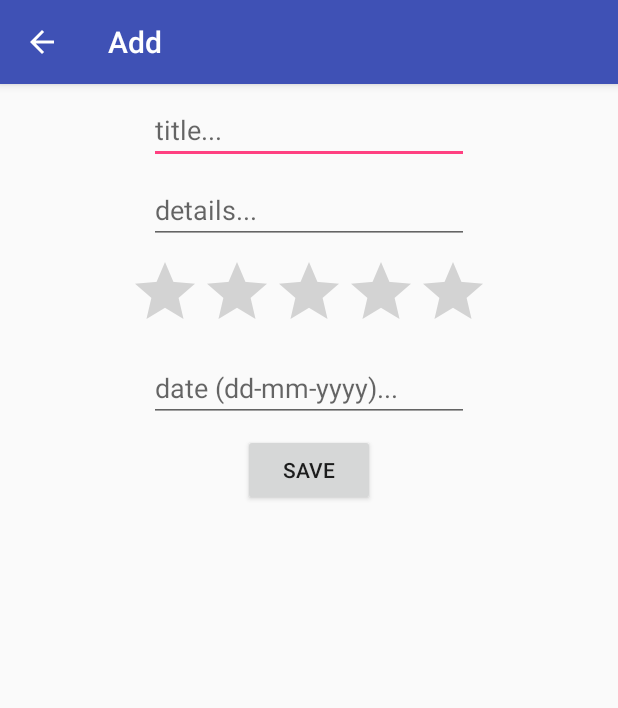
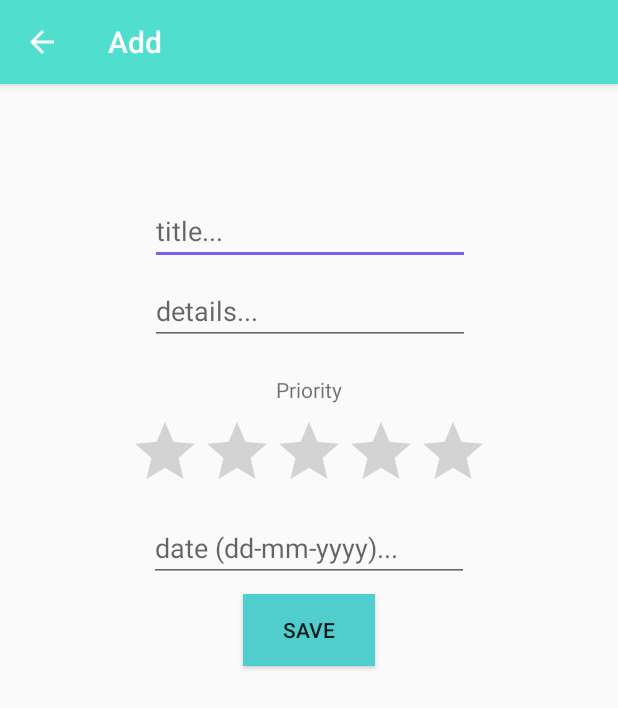
Before and after one commit to David24m/To-Do-List, an Android app: the AddNoteActivity screen opened directly, with no data from a screen before it, on a phone screen of 412 x 824 dp. Shown: the top 708 px of the screen. Run offline under Robolectric (Android 15) with nearby library versions, the phone set to English and light mode, and no system bars.

Commit message:
Add colour and styling

```diff
--- a/ToDoList/app/src/main/res/layout/activity_add_note.xml
+++ b/ToDoList/app/src/main/res/layout/activity_add_note.xml
@@ -12,13 +12,14 @@
         android:layout_height="wrap_content"
         android:layout_marginLeft="8dp"
         android:layout_marginRight="8dp"
-        android:layout_marginTop="8dp"
+        android:layout_marginTop="75dp"
         android:ems="10"
         android:hint="title..."
         android:inputType="textPersonName"
         app:layout_constraintLeft_toLeftOf="parent"
         app:layout_constraintRight_toRightOf="parent"
-        app:layout_constraintTop_toTopOf="parent" />
+        app:layout_constraintTop_toTopOf="parent"
+        app:layout_constraintHorizontal_bias="0.503" />
 
     <EditText
         android:id="@+id/addDetailsText"
@@ -29,7 +30,8 @@
         android:layout_marginTop="8dp"
         android:ems="10"
         android:hint="details..."
-        android:inputType="textPersonName"
+        android:inputType="textMultiLine|textPersonName"
+        app:layout_constraintHorizontal_bias="0.503"
         app:layout_constraintLeft_toLeftOf="parent"
         app:layout_constraintRight_toRightOf="parent"
         app:layout_constraintTop_toBottomOf="@+id/addTitleText" />
@@ -40,10 +42,10 @@
         android:layout_height="wrap_content"
         android:layout_marginLeft="8dp"
         android:layout_marginRight="8dp"
-        android:layout_marginTop="8dp"
         app:layout_constraintLeft_toLeftOf="parent"
         app:layout_constraintRight_toRightOf="parent"
-        app:layout_constraintTop_toBottomOf="@+id/addDetailsText" />
+        android:layout_marginTop="8dp"
+        app:layout_constraintTop_toBottomOf="@+id/barTitle" />
 
     <EditText
         android:id="@+id/addDateText"
@@ -66,8 +68,21 @@
         android:layout_marginLeft="8dp"
         android:layout_marginRight="8dp"
         android:layout_marginTop="8dp"
+        android:background="@color/colorPrimaryDark"
         android:text="SAVE"
         app:layout_constraintLeft_toLeftOf="parent"
         app:layout_constraintRight_toRightOf="parent"
         app:layout_constraintTop_toBottomOf="@+id/addDateText" />
+
+    <TextView
+        android:id="@+id/barTitle"
+        android:layout_width="wrap_content"
+        android:layout_height="wrap_content"
+        android:layout_marginLeft="8dp"
+        android:layout_marginRight="8dp"
+        android:layout_marginTop="20dp"
+        android:text="Priority"
+        app:layout_constraintLeft_toLeftOf="parent"
+        app:layout_constraintRight_toRightOf="parent"
+        app:layout_constraintTop_toBottomOf="@+id/addDetailsText" />
 </android.support.constraint.ConstraintLayout>
--- a/ToDoList/app/src/main/res/values/colors.xml
+++ b/ToDoList/app/src/main/res/values/colors.xml
@@ -1,6 +1,6 @@
 <?xml version="1.0" encoding="utf-8"?>
 <resources>
-    <color name="colorPrimary">#3F51B5</color>
-    <color name="colorPrimaryDark">#303F9F</color>
-    <color name="colorAccent">#FF4081</color>
+    <color name="colorPrimary">#50DFCE</color>
+    <color name="colorPrimaryDark">#50CECE</color>
+    <color name="colorAccent">#7a5fec</color>
 </resources>
--- a/ToDoList/app/src/main/res/values/styles.xml
+++ b/ToDoList/app/src/main/res/values/styles.xml
@@ -3,9 +3,14 @@
     <!-- Base application theme. -->
     <style name="AppTheme" parent="Theme.AppCompat.Light.DarkActionBar">
         <!-- Customize your theme here. -->
+        <item name="android:actionOverflowButtonStyle">@style/MyActionButtonOverflow</item>
+
         <item name="colorPrimary">@color/colorPrimary</item>
         <item name="colorPrimaryDark">@color/colorPrimaryDark</item>
         <item name="colorAccent">@color/colorAccent</item>
     </style>
 
+    <style name="MyActionButtonOverflow" parent="android:style/Widget.Holo.Light.ActionButton.Overflow">
+    <item name="android:src">@drawable/addicon</item></style>
+
 </resources>
```
Also changed, not shown: ToDoList/app/src/main/java/com/example/user/todolist/DatabaseHelper.java (+56 -56 lines), ToDoList/app/src/main/res/layout/activity_edit.xml (+22 -7 lines), ToDoList/app/src/main/res/layout/activity_to_do_list.xml (+9 -2 lines), ToDoList/app/src/main/res/layout/to_do_list_item.xml (+11 -1 lines), ToDoList/app/src/main/res/drawable/addicon.png (added).
